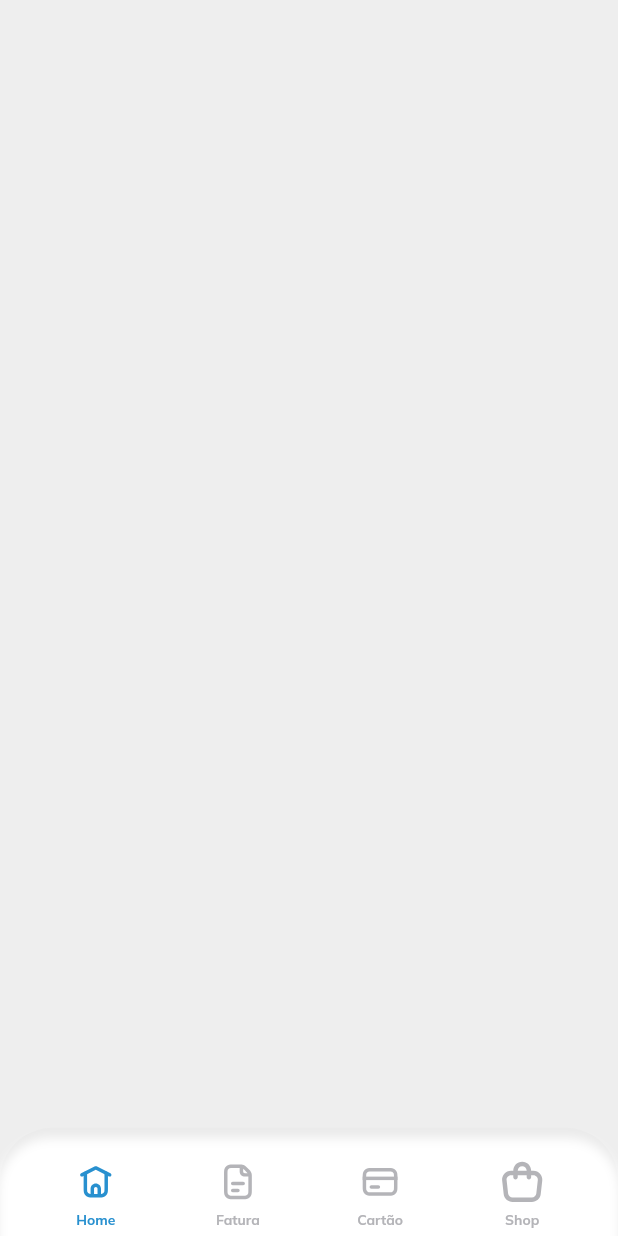
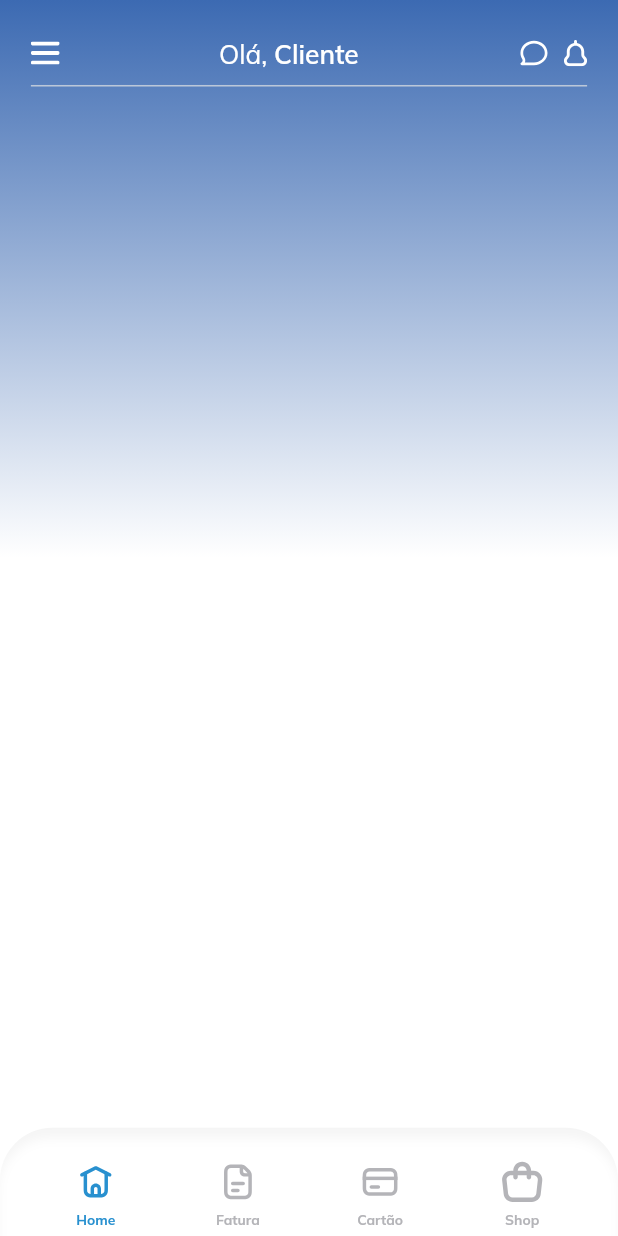
Before and after one commit to Marcoslima016/desafio_gs3, a Flutter app: the screen it shows after launch, on a phone screen of 412 x 824 dp. Run offline on Flutter 3.47's test engine with Material 2 defaults, Android fonts, the phone set to English and light mode, and no system bars; our stand-ins replace flutter_screenutil, flutter_svg, google_fonts.

Commit message:
feat: top bar

```diff
--- a/lib/app/modules/home/presentation/home.view.dart
+++ b/lib/app/modules/home/presentation/home.view.dart
@@ -1,6 +1,9 @@
 import 'package:flutter/material.dart';
 import 'package:flutter/src/widgets/container.dart';
 import 'package:flutter/src/widgets/framework.dart';
+import 'package:flutter_screenutil/flutter_screenutil.dart';
+
+import '../home.imports.dart';
 
 class HomeView extends StatefulWidget {
   const HomeView() : super(key: const Key(routeTag));
@@ -15,7 +18,43 @@ class _HomeViewState extends State<HomeView> {
   @override
   Widget build(BuildContext context) {
     return Scaffold(
-      backgroundColor: Colors.grey[200],
+      backgroundColor: Colors.white,
+      body: PageBackground(
+        child: Column(
+          children: const [
+            HomeTopBar(),
+          ],
+        ),
+      ),
     );
   }
 }
+
+class PageBackground extends StatelessWidget {
+  final Widget child;
+
+  const PageBackground({
+    super.key,
+    required this.child,
+  });
+
+  @override
+  Widget build(BuildContext context) {
+    return Container(
+      width: 1.sw,
+      height: 1.sh,
+      decoration: const BoxDecoration(
+        gradient: LinearGradient(
+          begin: Alignment.topCenter,
+          end: Alignment.bottomCenter,
+          stops: [0, 0.4512],
+          colors: [
+            Color(0xff3C6AB2),
+            Colors.white,
+          ],
+        ),
+      ),
+      child: child,
+    );
+  }
+}
--- a/lib/app/modules/home/presentation/presentation.imports.dart
+++ b/lib/app/modules/home/presentation/presentation.imports.dart
@@ -1 +1,4 @@
+export 'home.controller.dart';
 export 'home.view.dart';
+export 'presentation.imports.dart';
+export './widgets/widgets.imports.dart';
--- /dev/null
+++ b/lib/app/modules/home/presentation/widgets/home_top_bar/home_top_bar.imports.dart
@@ -0,0 +1 @@
+export 'home_top_bar.view.dart';
--- /dev/null
+++ b/lib/app/modules/home/presentation/widgets/home_top_bar/home_top_bar.view.dart
@@ -0,0 +1,104 @@
+import 'package:flutter/material.dart';
+import 'package:flutter/src/widgets/container.dart';
+import 'package:flutter/src/widgets/framework.dart';
+import 'package:flutter_screenutil/flutter_screenutil.dart';
+import 'package:flutter_svg/svg.dart';
+import 'package:google_fonts/google_fonts.dart';
+
+class HomeTopBar extends StatefulWidget {
+  const HomeTopBar({super.key});
+
+  @override
+  State<HomeTopBar> createState() => _HomeTopBarState();
+}
+
+class _HomeTopBarState extends State<HomeTopBar> {
+  @override
+  Widget build(BuildContext context) {
+    double statusBarHeight = MediaQuery.of(context).padding.top;
+
+    double paddingTop = 50 - statusBarHeight;
+
+    // double height = (84.h) - statusBarHeight;
+    double height = 56.sp;
+
+    return Container(
+      width: 1.sw,
+      height: height,
+      // padding: EdgeInsets.only(top: paddingTop),
+      padding: EdgeInsets.only(left: 18.w, right: 18.w),
+      child: Column(
+        mainAxisAlignment: MainAxisAlignment.end,
+        children: [
+          Container(
+            width: 1.sw,
+            child: Row(
+              mainAxisAlignment: MainAxisAlignment.spaceBetween,
+              children: [
+                //--------- BOTAO MENU --------
+                SvgPicture.asset(
+                  "assets/icons/Group 530128.svg",
+                  color: Colors.white,
+                  width: 18.75.sp,
+                  fit: BoxFit.fitWidth,
+                ),
+
+                //--------- TITULO --------
+
+                Row(
+                  children: [
+                    Text(
+                      "Olá, ",
+                      style: GoogleFonts.mulish(
+                        fontSize: 17.sp,
+                        fontWeight: FontWeight.w400,
+                        color: Colors.white,
+                      ),
+                    ),
+                    Text(
+                      "Cliente",
+                      style: GoogleFonts.mulish(
+                        fontSize: 17.sp,
+                        fontWeight: FontWeight.w600,
+                        color: Colors.white,
+                      ),
+                    ),
+                  ],
+                ),
+
+                //----- BOTOES CHAT/NOTIFICACOES ----
+                Row(
+                  children: [
+                    SvgPicture.asset(
+                      "assets/icons/chat2.svg",
+                      color: Colors.white,
+                      width: 21.sp,
+                      fit: BoxFit.fitWidth,
+                    ),
+                    SizedBox(width: 8.w),
+                    SvgPicture.asset(
+                      "assets/icons/Shape.svg",
+                      color: Colors.white,
+                      width: 15.sp,
+                      fit: BoxFit.fitWidth,
+                    ),
+                  ],
+                ),
+              ],
+            ),
+          ),
+
+          //--------- DIVIDER ---------
+          Container(
+            width: 1.sw,
+            height: 1.h,
+            margin: EdgeInsets.only(
+              top: 10.h,
+            ),
+            color: const Color.fromRGBO(229, 229, 229, 0.70),
+          ),
+        ],
+      ),
+    );
+  }
+}
--- /dev/null
+++ b/lib/app/modules/home/presentation/widgets/widgets.imports.dart
@@ -0,0 +1,4 @@
+export './cards_horizontal_list/cards_horizontal_list.imports.dart';
+export './home_top_bar/home_top_bar.imports.dart';
+export './last_transactions_list/last_transactions_list.imports.dart';
+export './my_favorites_menu/my_favorites_menu.imports.dart';
--- a/lib/app/modules/main_page/presentation/main_page.view.dart
+++ b/lib/app/modules/main_page/presentation/main_page.view.dart
@@ -18,9 +18,9 @@ class MainPageView extends StatefulWidget {
 class _MainPageViewState extends State<MainPageView> {
   final List<Widget> tabs = [
     const HomeView(),
-    Container(),
-    Container(),
-    Container(),
+    Container(width: 1.sw, height: 1.sh, color: Colors.grey[300]),
+    Container(width: 1.sw, height: 1.sh, color: Colors.grey[300]),
+    Container(width: 1.sw, height: 1.sh, color: Colors.grey[300]),
   ];
 
   int currentIndex = 0;
--- a/lib/app/modules/main_page/presentation/widgets/bottom_bar/bottom_bar.view.dart
+++ b/lib/app/modules/main_page/presentation/widgets/bottom_bar/bottom_bar.view.dart
@@ -24,6 +24,7 @@ class _AppBottomBarState extends State<AppBottomBar> {
     setState(() {
       currentIndex = index;
     });
+    widget.onChangeIndex(currentIndex);
   }
 
   @override
@@ -99,12 +100,12 @@ class BottomBarButton extends StatelessWidget {
   final String title;
   final bool selected;
 
-  static const selectedColor = Color(0xff2890CF);
-  static const defaultColor = Color(0xffB4B4B8);
+  final selectedColor = AppTheme.colors.secondary;
+  final defaultColor = const Color(0xffB4B4B8);
 
   final Function() onTap;
 
-  const BottomBarButton({
+  BottomBarButton({
     super.key,
     required this.iconPath,
     required this.title,
--- a/lib/app/presentation/theme/tokens/theme_colors.dart
+++ b/lib/app/presentation/theme/tokens/theme_colors.dart
@@ -3,7 +3,7 @@ import 'package:flutter/material.dart';
 class ThemeColors {
   final Color primary = const Color(0xFFBA1818);
 
-  final Color secondary = const Color(0xff111111);
+  final Color secondary = const Color(0xff2890CF);
 
   final Color surface = const Color(0xff171717);
 
```
Also changed, not shown: assets/icons/Group 530128.svg (added), assets/icons/Shape.svg (added), assets/icons/chat2.svg (added), lib/app/modules/home/presentation/widgets/cards_horizontal_list/cards_horizontal_list.imports.dart (added), lib/app/modules/home/presentation/widgets/last_transactions_list/last_transactions_list.imports.dart (added), lib/app/modules/home/presentation/widgets/my_favorites_menu/my_favorites_menu.imports.dart (added).
